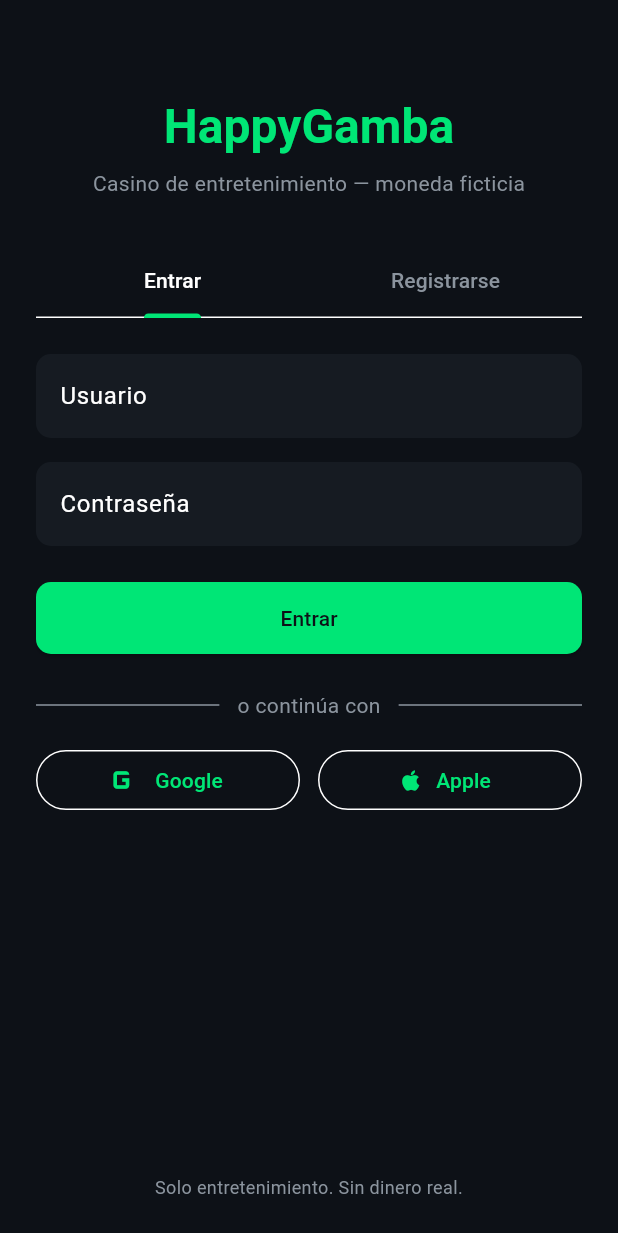
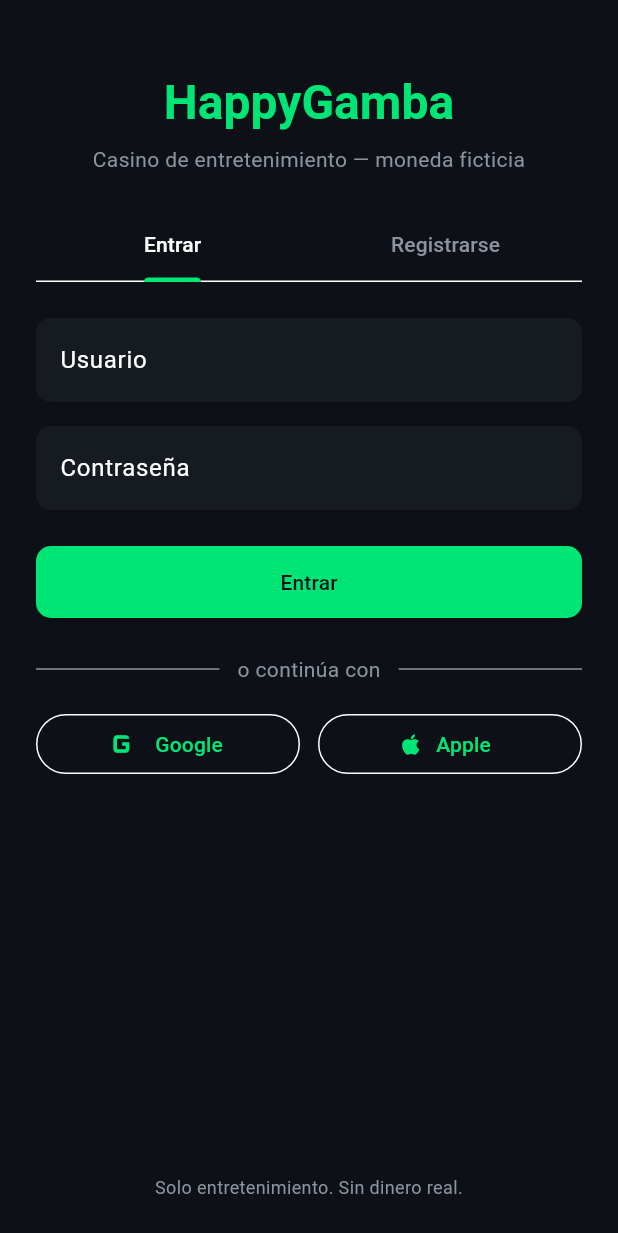
Before and after one commit to LeoHub-dev/happygamba, a Flutter app: the screen it shows after launch, on a phone screen of 412 x 824 dp. Shown: the top 1233 px of the screen. Run offline on Flutter 3.47's test engine with Material 3 defaults, Android fonts, the phone set to English and light mode, and no system bars; our stand-ins replace flutter_animate, flutter_riverpod, go_router, google_mobile_ads, shared_preferences; missing offline and left inert: purchases_flutter; network calls fail.

Commit message:
fix: auth overflow/setState and slots exiting after spin
- Make auth screen scrollable to avoid keyboard RenderFlex overflow
- Guard all setState with mounted; remove tab listener on dispose
- Stop recreating GoRouter on every auth/balance change (was popping /slots)
- Use refreshListenable instead of ref.watch for auth redirects
- Avoid auth loading flicker during login/register

Co-authored-by: Leonardo Jimenez <LeoHub-dev@users.noreply.github.com>

```diff
--- a/apps/mobile/lib/core/router.dart
+++ b/apps/mobile/lib/core/router.dart
@@ -1,3 +1,4 @@
+import 'package:flutter/foundation.dart';
 import 'package:flutter_riverpod/flutter_riverpod.dart';
 import 'package:go_router/go_router.dart';
 
@@ -10,13 +11,26 @@ import '../features/slots/slots_screen.dart';
 import '../features/vip/vip_screen.dart';
 import '../providers/auth_provider.dart';
 
+/// Notifier so GoRouter refreshes redirects without being recreated.
+/// Recreating the router (via ref.watch) resets navigation — e.g. leaving /slots
+/// every time the balance updates.
+class _RouterRefresh extends ChangeNotifier {
+  void ping() => notifyListeners();
+}
+
 final routerProvider = Provider<GoRouter>((ref) {
-  final authState = ref.watch(authProvider);
+  final refresh = _RouterRefresh();
+  ref.onDispose(refresh.dispose);
+
+  ref.listen(authProvider, (_, __) => refresh.ping());
 
   return GoRouter(
     initialLocation: '/auth',
+    refreshListenable: refresh,
     redirect: (context, state) {
-      // Stay on current route while session bootstrap is in flight.
+      final authState = ref.read(authProvider);
+
+      // Stay put while session bootstrap / login is in flight.
       if (authState.isLoading) return null;
 
       final isAuth = authState.valueOrNull != null;
--- a/apps/mobile/lib/features/auth/auth_screen.dart
+++ b/apps/mobile/lib/features/auth/auth_screen.dart
@@ -19,15 +19,20 @@ class _AuthScreenState extends ConsumerState<AuthScreen>
   bool _loading = false;
   String? _error;
 
+  void _onTabChanged() {
+    if (mounted) setState(() {});
+  }
+
   @override
   void initState() {
     super.initState();
     _tabController = TabController(length: 2, vsync: this);
-    _tabController.addListener(() => setState(() {}));
+    _tabController.addListener(_onTabChanged);
   }
 
   @override
   void dispose() {
+    _tabController.removeListener(_onTabChanged);
     _tabController.dispose();
     _usernameController.dispose();
     _passwordController.dispose();
@@ -35,6 +40,7 @@ class _AuthScreenState extends ConsumerState<AuthScreen>
   }
 
   Future<void> _submit(bool isRegister) async {
+    if (!mounted) return;
     setState(() {
       _loading = true;
       _error = null;
@@ -42,12 +48,20 @@ class _AuthScreenState extends ConsumerState<AuthScreen>
     try {
       final auth = ref.read(authProvider.notifier);
       if (isRegister) {
-        await auth.register(_usernameController.text.trim(), _passwordController.text);
+        await auth.register(
+          _usernameController.text.trim(),
+          _passwordController.text,
+        );
       } else {
-        await auth.login(_usernameController.text.trim(), _passwordController.text);
+        await auth.login(
+          _usernameController.text.trim(),
+          _passwordController.text,
+        );
       }
+      // Router redirect handles navigation when auth state becomes logged-in.
       if (mounted) context.go('/');
     } catch (e) {
+      if (!mounted) return;
       setState(() => _error = e.toString());
     } finally {
       if (mounted) setState(() => _loading = false);
@@ -55,6 +69,7 @@ class _AuthScreenState extends ConsumerState<AuthScreen>
   }
 
   Future<void> _social(String provider) async {
+    if (!mounted) return;
     setState(() {
       _loading = true;
       _error = null;
@@ -63,6 +78,7 @@ class _AuthScreenState extends ConsumerState<AuthScreen>
       await ref.read(authProvider.notifier).socialLogin(provider);
       if (mounted) context.go('/');
     } catch (e) {
+      if (!mounted) return;
       setState(() => _error = e.toString());
     } finally {
       if (mounted) setState(() => _loading = false);
@@ -72,12 +88,19 @@ class _AuthScreenState extends ConsumerState<AuthScreen>
   @override
   Widget build(BuildContext context) {
     return Scaffold(
+      resizeToAvoidBottomInset: true,
       body: SafeArea(
-        child: Padding(
+        child: LayoutBuilder(
+          builder: (context, constraints) {
+            return SingleChildScrollView(
               padding: const EdgeInsets.all(24),
+              keyboardDismissBehavior: ScrollViewKeyboardDismissBehavior.onDrag,
+              child: ConstrainedBox(
+                constraints: BoxConstraints(minHeight: constraints.maxHeight - 48),
+                child: IntrinsicHeight(
                   child: Column(
                     children: [
-              const SizedBox(height: 40),
+                      const SizedBox(height: 24),
                       Text(
                         'HappyGamba',
                         style: Theme.of(context).textTheme.headlineLarge?.copyWith(
@@ -88,15 +111,19 @@ class _AuthScreenState extends ConsumerState<AuthScreen>
                       const SizedBox(height: 8),
                       const Text(
                         'Casino de entretenimiento — moneda ficticia',
+                        textAlign: TextAlign.center,
                         style: TextStyle(color: Color(0xFF8B949E)),
                       ),
-              const SizedBox(height: 32),
+                      const SizedBox(height: 24),
                       TabBar(
                         controller: _tabController,
                         indicatorColor: const Color(0xFF00E676),
                         labelColor: Colors.white,
                         unselectedLabelColor: const Color(0xFF8B949E),
-                tabs: const [Tab(text: 'Entrar'), Tab(text: 'Registrarse')],
+                        tabs: const [
+                          Tab(text: 'Entrar'),
+                          Tab(text: 'Registrarse'),
+                        ],
                       ),
                       const SizedBox(height: 24),
                       TextField(
@@ -119,14 +146,20 @@ class _AuthScreenState extends ConsumerState<AuthScreen>
                       SizedBox(
                         width: double.infinity,
                         child: ElevatedButton(
-                  onPressed: _loading ? null : () => _submit(_tabController.index == 1),
+                          onPressed: _loading
+                              ? null
+                              : () => _submit(_tabController.index == 1),
                           child: _loading
                               ? const SizedBox(
                                   height: 20,
                                   width: 20,
                                   child: CircularProgressIndicator(strokeWidth: 2),
                                 )
-                      : Text(_tabController.index == 1 ? 'Crear cuenta' : 'Entrar'),
+                              : Text(
+                                  _tabController.index == 1
+                                      ? 'Crear cuenta'
+                                      : 'Entrar',
+                                ),
                         ),
                       ),
                       const SizedBox(height: 24),
@@ -135,7 +168,10 @@ class _AuthScreenState extends ConsumerState<AuthScreen>
                           Expanded(child: Divider(color: Color(0xFF8B949E))),
                           Padding(
                             padding: EdgeInsets.symmetric(horizontal: 12),
-                    child: Text('o continúa con', style: TextStyle(color: Color(0xFF8B949E))),
+                            child: Text(
+                              'o continúa con',
+                              style: TextStyle(color: Color(0xFF8B949E)),
+                            ),
                           ),
                           Expanded(child: Divider(color: Color(0xFF8B949E))),
                         ],
@@ -161,6 +197,7 @@ class _AuthScreenState extends ConsumerState<AuthScreen>
                         ],
                       ),
                       const Spacer(),
+                      const SizedBox(height: 24),
                       const Text(
                         'Solo entretenimiento. Sin dinero real.',
                         textAlign: TextAlign.center,
@@ -171,5 +208,9 @@ class _AuthScreenState extends ConsumerState<AuthScreen>
                 ),
               ),
             );
+          },
+        ),
+      ),
+    );
   }
 }
--- a/apps/mobile/lib/providers/auth_provider.dart
+++ b/apps/mobile/lib/providers/auth_provider.dart
@@ -25,7 +25,6 @@ class AuthNotifier extends StateNotifier<AsyncValue<UserProfile?>> {
   }
 
   Future<void> register(String username, String password) async {
-    state = const AsyncValue.loading();
     try {
       await _api.register(username, password);
       final profile = await _api.getProfile();
@@ -37,7 +36,6 @@ class AuthNotifier extends StateNotifier<AsyncValue<UserProfile?>> {
   }
 
   Future<void> login(String username, String password) async {
-    state = const AsyncValue.loading();
     try {
       await _api.login(username, password);
       final profile = await _api.getProfile();
@@ -49,7 +47,6 @@ class AuthNotifier extends StateNotifier<AsyncValue<UserProfile?>> {
   }
 
   Future<void> socialLogin(String provider) async {
-    state = const AsyncValue.loading();
     try {
       final uid = 'demo_${provider}_${DateTime.now().millisecondsSinceEpoch}';
       await _api.syncSocial(
```
Also changed, not shown: apps/mobile/lib/features/slots/slots_screen.dart (+11 -2 lines). Lines whose indentation alone changed are shown as unchanged.
